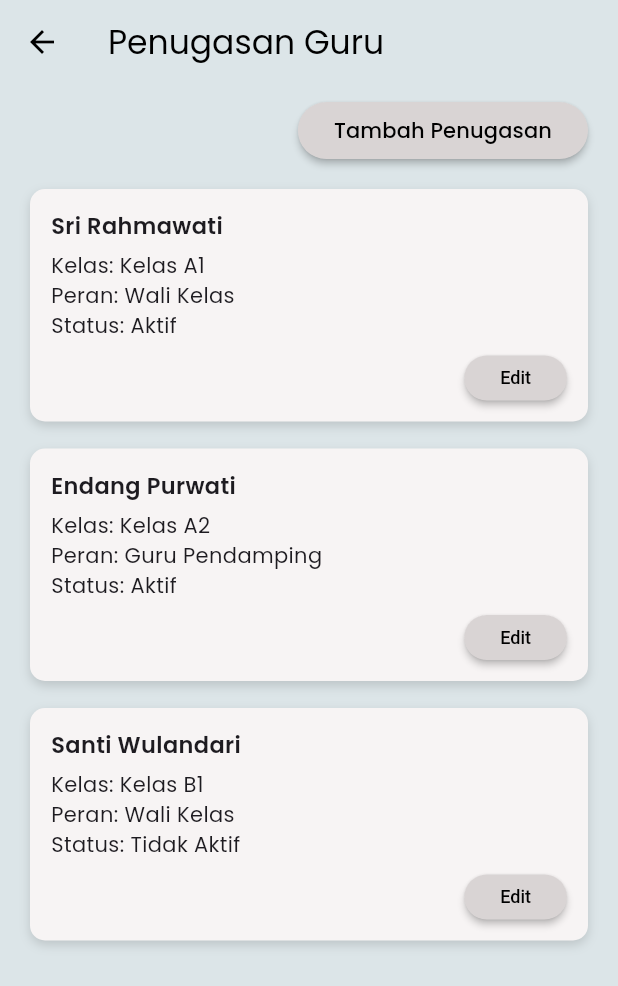
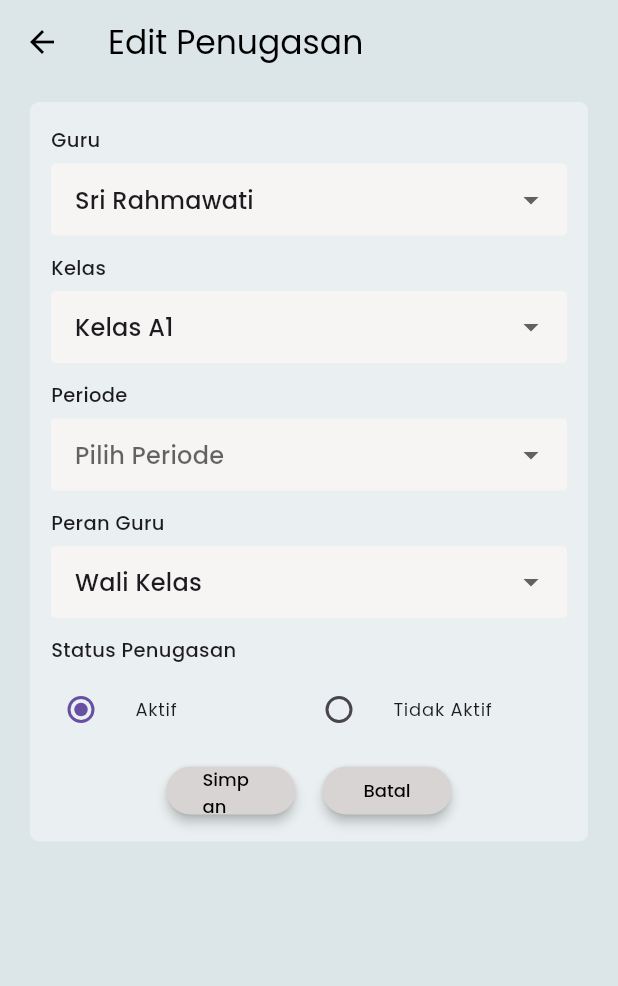
Before and after one commit to danavaaa/smartpaud, a Flutter app: the PenugasanGuruPage screen opened directly, after a tap on "Edit", on a phone screen of 412 x 824 dp. Shown: the top 986 px of the screen. Run offline on Flutter 3.47's test engine with Material 3 defaults, Android fonts, the phone set to English and light mode, and no system bars; our stand-ins replace supabase_flutter; accounts and stored records are empty.

Commit message:
halaman edit dan tambah penugasan guru

```diff
--- /dev/null
+++ b/lib/features/admin/penugasan_guru/penugasan_guru_form_page.dart
@@ -0,0 +1,342 @@
+import 'package:flutter/material.dart';
+
+// Halaman form untuk menambah atau mengedit data penugasan guru
+class PenugasanGuruFormPage extends StatefulWidget {
+  final String? namaGuru;
+  final String? namaKelas;
+  final String? periode;
+  final String? peran;
+  final bool? isActive;
+
+  const PenugasanGuruFormPage({
+    super.key,
+    this.namaGuru,
+    this.namaKelas,
+    this.periode,
+    this.peran,
+    this.isActive,
+  });
+
+  @override
+  State<PenugasanGuruFormPage> createState() => _PenugasanGuruFormPageState();
+}
+
+// State dari halaman form penugasan guru
+class _PenugasanGuruFormPageState extends State<PenugasanGuruFormPage> {
+  // Menyimpan pilihan guru
+  String? selectedGuru;
+
+  // Menyimpan pilihan kelas
+  String? selectedKelas;
+
+  // Menyimpan pilihan periode
+  String? selectedPeriode;
+
+  // Menyimpan pilihan peran guru
+  String? selectedPeran;
+
+  // Menyimpan status penugasan, default aktif
+  bool isActive = true;
+
+  // Mengecek apakah halaman sedang dalam mode edit
+  bool get isEdit => widget.namaGuru != null;
+
+  @override
+  void initState() {
+    super.initState();
+
+    // Jika mode edit, isi field form dengan data lama
+    if (isEdit) {
+      selectedGuru = widget.namaGuru;
+      selectedKelas = widget.namaKelas;
+      selectedPeriode = widget.periode;
+      selectedPeran = widget.peran;
+      isActive = widget.isActive ?? true;
+    }
+  }
+
+  // Fungsi untuk membuat dekorasi input yang seragam
+  InputDecoration customInputDecoration(String hint) {
+    return InputDecoration(
+      hintText: hint,
+      hintStyle: const TextStyle(
+        fontSize: 12,
+        color: Color(0xFFB8B1B1),
+        fontFamily: 'Poppins',
+      ),
+      filled: true,
+      fillColor: const Color(0xFFF7F4F4),
+      contentPadding: const EdgeInsets.symmetric(horizontal: 12, vertical: 12),
+      border: OutlineInputBorder(
+        borderRadius: BorderRadius.circular(3),
+        borderSide: BorderSide.none,
+      ),
+      enabledBorder: OutlineInputBorder(
+        borderRadius: BorderRadius.circular(3),
+        borderSide: BorderSide.none,
+      ),
+    );
+  }
+
+  // Fungsi untuk membuat label di atas field input
+  Widget buildLabel(String text) {
+    return Padding(
+      padding: const EdgeInsets.only(bottom: 6),
+      child: Align(
+        alignment: Alignment.centerLeft,
+        child: Text(
+          text,
+          style: const TextStyle(
+            fontSize: 13,
+            fontWeight: FontWeight.w500,
+            fontFamily: 'Poppins',
+          ),
+        ),
+      ),
+    );
+  }
+
+  // Fungsi untuk membuat tombol aksi Simpan dan Batal
+  Widget buildActionButton({
+    required String title,
+    required VoidCallback onTap,
+  }) {
+    return SizedBox(
+      width: 86,
+      height: 32,
+      child: ElevatedButton(
+        onPressed: onTap,
+        style: ElevatedButton.styleFrom(
+          backgroundColor: const Color(0xFFD9D4D4),
+          foregroundColor: Colors.black,
+          elevation: 3,
+          shape: RoundedRectangleBorder(
+            borderRadius: BorderRadius.circular(16),
+          ),
+          textStyle: const TextStyle(
+            fontSize: 12,
+            fontWeight: FontWeight.w500,
+            fontFamily: 'Poppins',
+          ),
+        ),
+        child: Text(title),
+      ),
+    );
+  }
+
+  @override
+  Widget build(BuildContext context) {
+    // Judul halaman berubah sesuai mode form
+    final title = isEdit ? 'Edit Penugasan' : 'Tambah Penugasan';
+
+    return Scaffold(
+      // Warna latar belakang halaman
+      backgroundColor: const Color(0xFFDCE5E8),
+
+      // AppBar di bagian atas halaman
+      appBar: AppBar(
+        backgroundColor: const Color(0xFFDCE5E8),
+        elevation: 0,
+        scrolledUnderElevation: 0,
+        iconTheme: const IconThemeData(color: Colors.black),
+
+        // Menampilkan judul halaman sesuai mode
+        title: Text(title, style: const TextStyle(color: Colors.black)),
+      ),
+
+      // Isi halaman
+      body: Padding(
+        // Memberi jarak isi dari tepi layar
+        padding: const EdgeInsets.fromLTRB(20, 12, 20, 20),
+        child: Column(
+          children: [
+            // Container utama form input
+            Container(
+              width: double.infinity,
+              padding: const EdgeInsets.fromLTRB(14, 16, 14, 18),
+              decoration: BoxDecoration(
+                color: const Color(0xFFEAF0F1),
+                borderRadius: BorderRadius.circular(6),
+              ),
+              child: Column(
+                children: [
+                  // Dropdown untuk memilih guru
+                  buildLabel('Guru'),
+                  DropdownButtonFormField<String>(
+                    value: selectedGuru,
+                    decoration: customInputDecoration('Pilih Guru'),
+                    items: const [
+                      DropdownMenuItem(
+                        value: 'Sri Rahmawati',
+                        child: Text('Sri Rahmawati'),
+                      ),
+                      DropdownMenuItem(
+                        value: 'Endang Purwati',
+                        child: Text('Endang Purwati'),
+                      ),
+                      DropdownMenuItem(
+                        value: 'Santi Wulandari',
+                        child: Text('Santi Wulandari'),
+                      ),
+                    ],
+                    onChanged: (value) {
+                      // Menyimpan guru yang dipilih
+                      setState(() => selectedGuru = value);
+                    },
+                  ),
+                  const SizedBox(height: 12),
+
+                  // Dropdown untuk memilih kelas
+                  buildLabel('Kelas'),
+                  DropdownButtonFormField<String>(
+                    value: selectedKelas,
+                    decoration: customInputDecoration('Pilih Kelas'),
+                    items: const [
+                      DropdownMenuItem(
+                        value: 'Kelas A1',
+                        child: Text('Kelas A1'),
+                      ),
+                      DropdownMenuItem(
+                        value: 'Kelas A2',
+                        child: Text('Kelas A2'),
+                      ),
+                      DropdownMenuItem(
+                        value: 'Kelas B1',
+                        child: Text('Kelas B1'),
+                      ),
+                    ],
+                    onChanged: (value) {
+                      // Menyimpan kelas yang dipilih
+                      setState(() => selectedKelas = value);
+                    },
+                  ),
+                  const SizedBox(height: 12),
+
+                  // Dropdown untuk memilih periode ajaran
+                  buildLabel('Periode'),
+                  DropdownButtonFormField<String>(
+                    value: selectedPeriode,
+                    decoration: customInputDecoration('Pilih Periode'),
+                    items: const [
+                      DropdownMenuItem(
+                        value: '2024/2025 - Semester 1',
+                        child: Text('2024/2025 - Semester 1'),
+                      ),
+                      DropdownMenuItem(
+                        value: '2024/2025 - Semester 2',
+                        child: Text('2024/2025 - Semester 2'),
+                      ),
+                      DropdownMenuItem(
+                        value: '2025/2026 - Semester 1',
+                        child: Text('2025/2026 - Semester 1'),
+                      ),
+                    ],
+                    onChanged: (value) {
+                      // Menyimpan periode yang dipilih
+                      setState(() => selectedPeriode = value);
+                    },
+                  ),
+                  const SizedBox(height: 12),
+
+                  // Dropdown untuk memilih peran guru
+                  buildLabel('Peran Guru'),
+                  DropdownButtonFormField<String>(
+                    value: selectedPeran,
+                    decoration: customInputDecoration('Pilih Peran'),
+                    items: const [
+                      DropdownMenuItem(
+                        value: 'Wali Kelas',
+                        child: Text('Wali Kelas'),
+                      ),
+                      DropdownMenuItem(
+                        value: 'Guru Pendamping',
+                        child: Text('Guru Pendamping'),
+                      ),
+                    ],
+                    onChanged: (value) {
+                      // Menyimpan peran yang dipilih
+                      setState(() => selectedPeran = value);
+                    },
+                  ),
+                  const SizedBox(height: 12),
+
+                  // Pilihan status penugasan
+                  buildLabel('Status Penugasan'),
+                  Row(
+                    children: [
+                      Expanded(
+                        child: RadioListTile<bool>(
+                          contentPadding: EdgeInsets.zero,
+                          value: true,
+                          groupValue: isActive,
+                          onChanged: (value) {
+                            if (value != null) {
+                              // Mengubah status menjadi aktif
+                              setState(() => isActive = value);
+                            }
+                          },
+                          title: const Text(
+                            'Aktif',
+                            style: TextStyle(
+                              fontSize: 12,
+                              fontFamily: 'Poppins',
+                            ),
+                          ),
+                          dense: true,
+                        ),
+                      ),
+                      Expanded(
+                        child: RadioListTile<bool>(
+                          contentPadding: EdgeInsets.zero,
+                          value: false,
+                          groupValue: isActive,
+                          onChanged: (value) {
+                            if (value != null) {
+                              // Mengubah status menjadi tidak aktif
+                              setState(() => isActive = value);
+                            }
+                          },
+                          title: const Text(
+                            'Tidak Aktif',
+                            style: TextStyle(
+                              fontSize: 12,
+                              fontFamily: 'Poppins',
+                            ),
+                          ),
+                          dense: true,
+                        ),
+                      ),
+                    ],
+                  ),
+                  const SizedBox(height: 14),
+
+                  // Tombol aksi Simpan dan Batal
+                  Row(
+                    mainAxisAlignment: MainAxisAlignment.center,
+                    children: [
+                      buildActionButton(
+                        title: 'Simpan',
+                        onTap: () {
+                          // Saat ini hanya kembali ke halaman sebelumnya tanpa menyimpan perubahan
+                          Navigator.pop(context);
+                        },
+                      ),
+                      const SizedBox(width: 18),
+                      buildActionButton(
+                        title: 'Batal',
+                        onTap: () {
+                          // Menutup halaman form tanpa menyimpan perubahan
+                          Navigator.pop(context);
+                        },
+                      ),
+                    ],
+                  ),
+                ],
+              ),
+            ),
+          ],
+        ),
+      ),
+    );
+  }
+}
--- a/lib/features/admin/penugasan_guru/penugasan_guru_page.dart
+++ b/lib/features/admin/penugasan_guru/penugasan_guru_page.dart
@@ -1,4 +1,5 @@
 import 'package:flutter/material.dart';
+import 'penugasan_guru_form_page.dart';
 
 // Halaman untuk menampilkan dan mengelola daftar penugasan guru
 class PenugasanGuruPage extends StatelessWidget {
@@ -10,6 +11,7 @@ class PenugasanGuruPage extends StatelessWidget {
     required String kelas,
     required String peran,
     required String status,
+    required String periode,
     required BuildContext context,
   }) {
     return Container(
@@ -62,7 +64,21 @@ class PenugasanGuruPage extends StatelessWidget {
                 height: 30,
                 child: ElevatedButton(
                   // Fungsi tombol edit
-                  onPressed: () {},
+                  onPressed: () {
+                    Navigator.push(
+                      context,
+                      MaterialPageRoute(
+                        builder:
+                            (_) => PenugasanGuruFormPage(
+                              namaGuru: namaGuru,
+                              namaKelas: kelas,
+                              periode: periode,
+                              peran: peran,
+                              isActive: status == 'Aktif',
+                            ),
+                      ),
+                    );
+                  },
 
                   // Mengatur tampilan tombol edit
                   style: ElevatedButton.styleFrom(
@@ -125,7 +141,14 @@ class PenugasanGuruPage extends StatelessWidget {
                 height: 38,
                 child: ElevatedButton(
                   // Fungsi tombol tambah penugasan
-                  onPressed: () {},
+                  onPressed: () {
+                    Navigator.push(
+                      context,
+                      MaterialPageRoute(
+                        builder: (_) => const PenugasanGuruFormPage(),
+                      ),
+                    );
+                  },
 
                   // Mengatur tampilan tombol
                   style: ElevatedButton.styleFrom(
@@ -154,6 +177,7 @@ class PenugasanGuruPage extends StatelessWidget {
                     kelas: 'Kelas A1',
                     peran: 'Wali Kelas',
                     status: 'Aktif',
+                    periode: '2024-2025',
                     context: context,
                   ),
 
@@ -163,6 +187,7 @@ class PenugasanGuruPage extends StatelessWidget {
                     kelas: 'Kelas A2',
                     peran: 'Guru Pendamping',
                     status: 'Aktif',
+                    periode: '2024-2025',
                     context: context,
                   ),
 
@@ -172,6 +197,7 @@ class PenugasanGuruPage extends StatelessWidget {
                     kelas: 'Kelas B1',
                     peran: 'Wali Kelas',
                     status: 'Tidak Aktif',
+                    periode: '2024-2025',
                     context: context,
                   ),
                 ],
```
